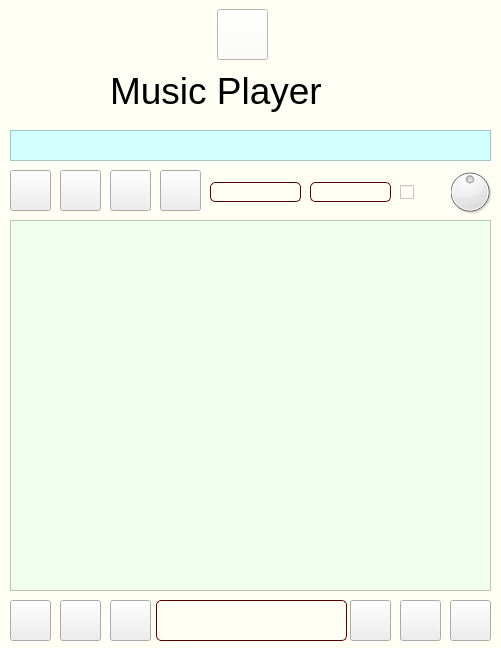
Above: DIALOG/player.ui from dimanchik79/Play-Music before the change. Below: the same form after it.
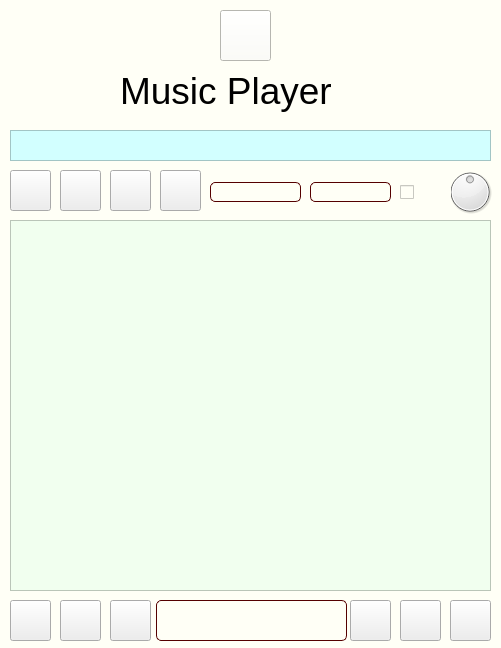
That is the form after the change. Icons and pictures are not drawn.

What changed in the file:
```diff
--- a/DIALOG/player.ui
+++ b/DIALOG/player.ui
@@ -510,7 +510,7 @@
    <widget class="QLabel" name="label">
     <property name="geometry">
      <rect>
-      <x>110</x>
+      <x>120</x>
       <y>60</y>
       <width>261</width>
       <height>61</height>
@@ -531,8 +531,8 @@
    <widget class="QPushButton" name="git">
     <property name="geometry">
      <rect>
-      <x>217</x>
-      <y>9</y>
+      <x>220</x>
+      <y>10</y>
       <width>51</width>
       <height>51</height>
      </rect>
```
